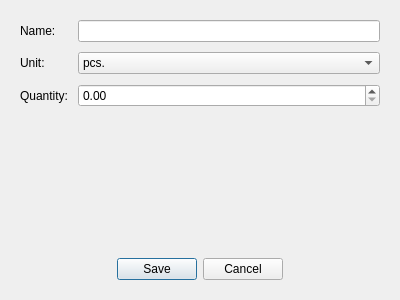
Qt form ui/materialDialog.ui (MagdaOleksandrTeam/ProductionPlanner) before a commit.
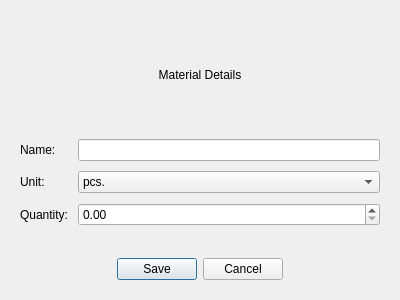
The same form after that commit.

```diff
--- a/ui/materialDialog.ui
+++ b/ui/materialDialog.ui
@@ -32,6 +32,16 @@
    <property name="bottomMargin">
     <number>20</number>
    </property>
+   <item>
+    <widget class="QLabel" name="lbl_info">
+     <property name="text">
+      <string>Material Details</string>
+     </property>
+     <property name="alignment">
+      <set>Qt::AlignmentFlag::AlignCenter</set>
+     </property>
+    </widget>
+   </item>
    <item>
     <layout class="QFormLayout" name="formLayout">
      <item row="0" column="0">
```
Left out of the diff: 9 changed lines with no effect on the pictures.
